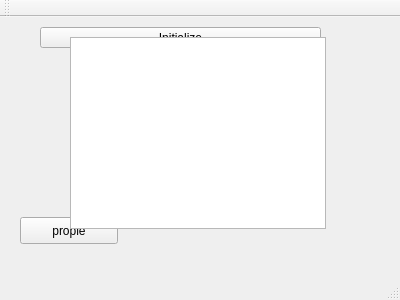
Above: mainwindow.ui from leetcode-1533/Qt_MVC_MYSQL before the change. Below: the same form after it.
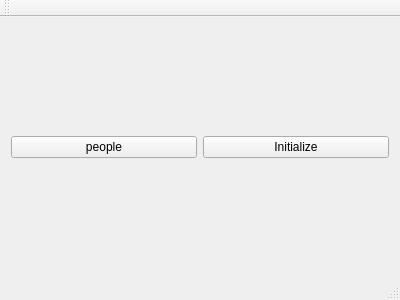
That is the form after the change.

Commit message: mapper&tableview&layout&qsqlmodel

Patch:
```diff
--- a/mainwindow.ui
+++ b/mainwindow.ui
@@ -14,42 +14,26 @@
    <string>MainWindow</string>
   </property>
   <widget class="QWidget" name="centralWidget">
+   <layout class="QVBoxLayout" name="verticalLayout">
+    <item>
+     <layout class="QHBoxLayout" name="horizontalLayout">
+      <item>
    <widget class="QPushButton" name="pushButton">
-    <property name="geometry">
-     <rect>
-      <x>20</x>
-      <y>200</y>
-      <width>98</width>
-      <height>27</height>
-     </rect>
-    </property>
     <property name="text">
-     <string>prople</string>
-    </property>
-   </widget>
+         <string>people</string>
+        </property>
+       </widget>
+      </item>
+      <item>
    <widget class="QPushButton" name="pushButton_2">
-    <property name="geometry">
-     <rect>
-      <x>40</x>
-      <y>10</y>
-      <width>281</width>
-      <height>21</height>
-     </rect>
-    </property>
     <property name="text">
      <string>Initialize</string>
     </property>
    </widget>
-   <widget class="QTableView" name="tableView">
-    <property name="geometry">
-     <rect>
-      <x>70</x>
-      <y>20</y>
-      <width>256</width>
-      <height>192</height>
-     </rect>
-    </property>
-   </widget>
+      </item>
+     </layout>
+    </item>
+   </layout>
   </widget>
   <widget class="QMenuBar" name="menuBar">
    <property name="geometry">
```
Lines whose indentation alone changed are shown as unchanged. The commit also changes 16 other files.
